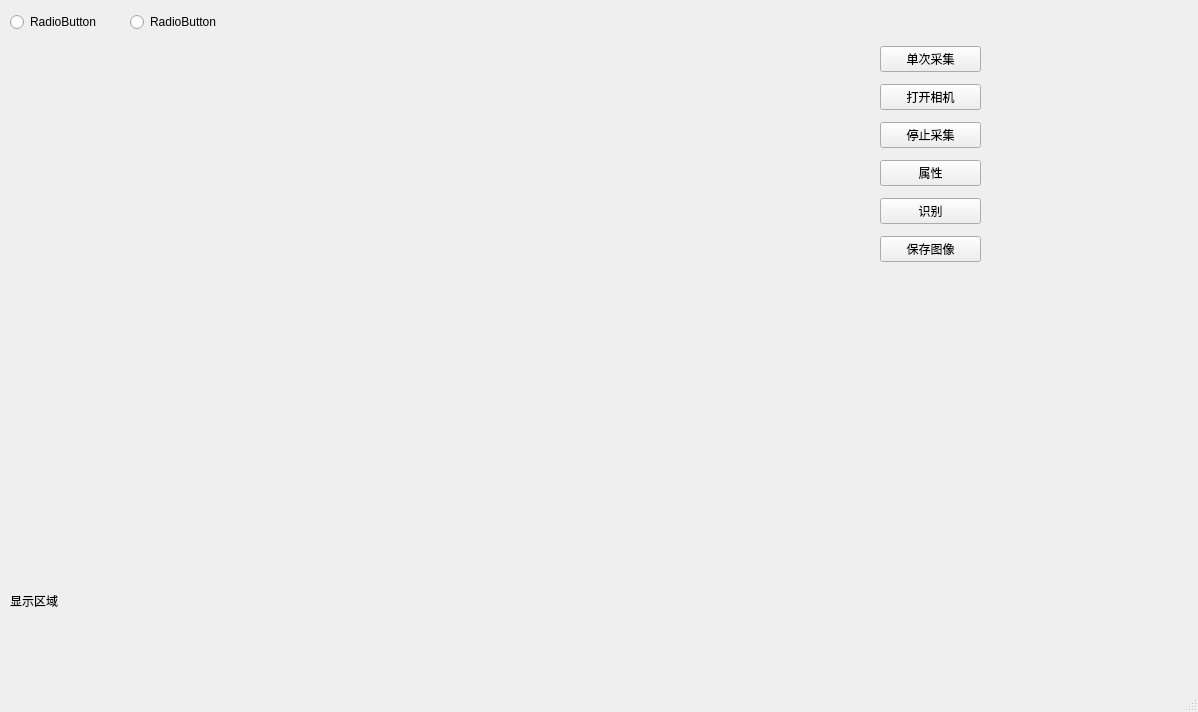
The window that UI/mainwindow.ui (lexxxx-cmd/MailParser) describes before a commit, drawn with Qt 5.
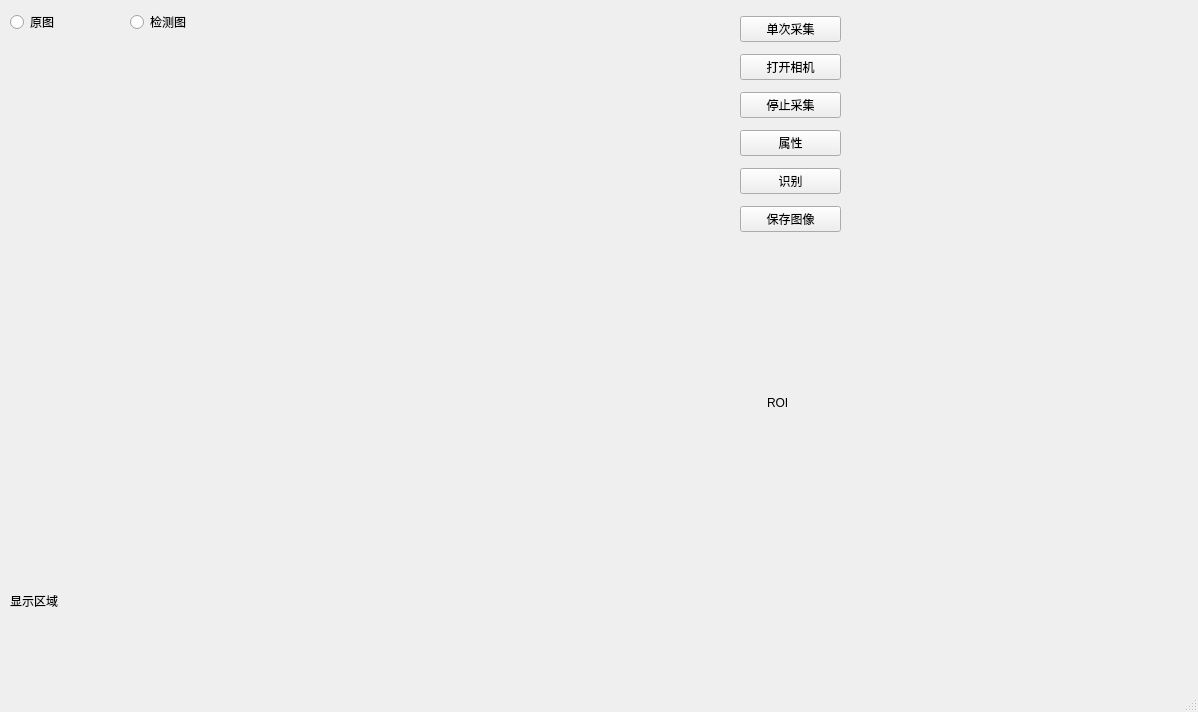
The same window after the commit.

Commit message: feat:增加识别按钮点击时roi截取功能，只截obj[0]

```diff
--- a/UI/mainwindow.ui
+++ b/UI/mainwindow.ui
@@ -17,8 +17,8 @@
    <widget class="QWidget" name="layoutWidget">
     <property name="geometry">
      <rect>
-      <x>880</x>
-      <y>40</y>
+      <x>740</x>
+      <y>10</y>
       <width>101</width>
       <height>231</height>
      </rect>
@@ -103,7 +103,7 @@
          </rect>
         </property>
         <property name="text">
-         <string>RadioButton</string>
+         <string>原图</string>
         </property>
        </widget>
        <widget class="QRadioButton" name="radioButton_2">
@@ -116,7 +116,7 @@
          </rect>
         </property>
         <property name="text">
-         <string>RadioButton</string>
+         <string>检测图</string>
         </property>
        </widget>
        <widget class="QLabel" name="labelRes">
@@ -149,6 +149,29 @@
      <string>显示区域</string>
     </property>
    </widget>
+   <widget class="QWidget" name="widget_2" native="true">
+    <property name="geometry">
+     <rect>
+      <x>759</x>
+      <y>269</y>
+      <width>341</width>
+      <height>261</height>
+     </rect>
+    </property>
+    <widget class="QLabel" name="label_3">
+     <property name="geometry">
+      <rect>
+       <x>8</x>
+       <y>8</y>
+       <width>331</width>
+       <height>251</height>
+      </rect>
+     </property>
+     <property name="text">
+      <string>ROI</string>
+     </property>
+    </widget>
+   </widget>
   </widget>
   <widget class="QMenuBar" name="menubar">
    <property name="geometry">
```
The commit also changes 4 other files.
